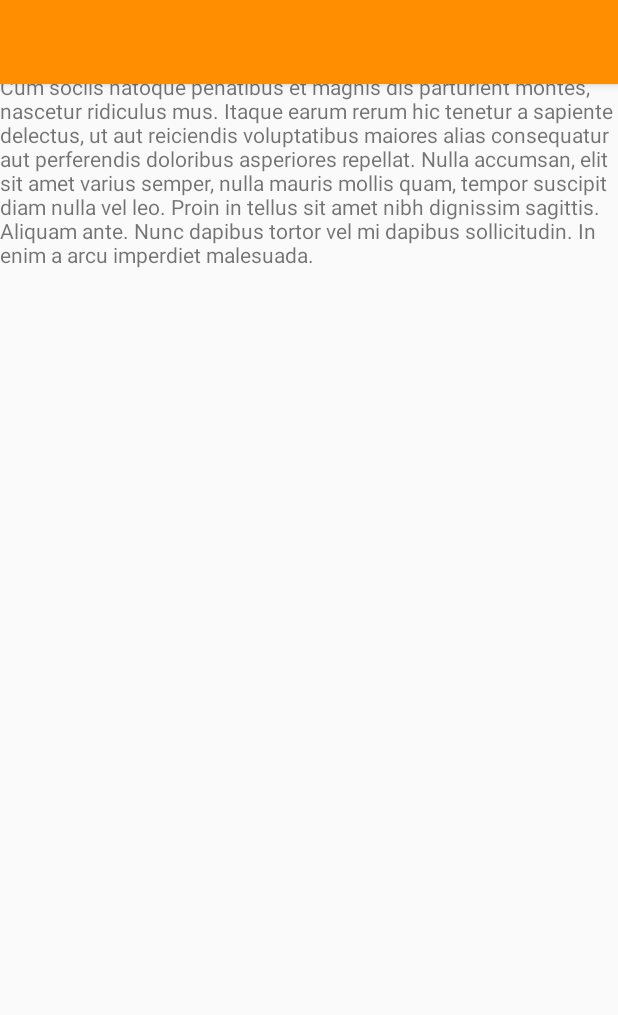
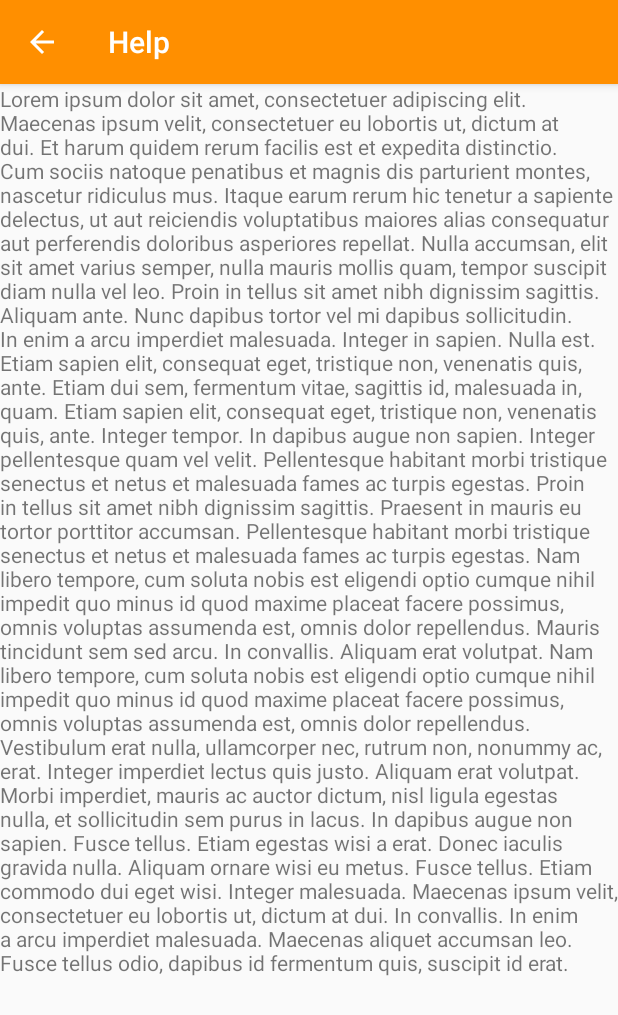
Before and after one commit to Sheemon7/Memorice, an Android app: the HelpActivity screen opened directly, with no data from a screen before it, on a phone screen of 412 x 824 dp. Shown: the top 1015 px of the screen. Run offline under Robolectric (Android 15) with nearby library versions, the phone set to English and light mode, and no system bars.

Commit message:
fixed bug in help activity

```diff
--- a/AndroidApplication/Memorice/src/main/java/cz/cvut/fel/memorice/view/activities/EntryActivity.java
+++ b/AndroidApplication/Memorice/src/main/java/cz/cvut/fel/memorice/view/activities/EntryActivity.java
@@ -169,9 +169,9 @@ public class EntryActivity extends AppCompatActivity {
                 myIntent = new Intent(EntryActivity.this, SettingsActivity.class);
                 EntryActivity.this.startActivity(myIntent);
                 return true;
-//            case android.R.id.home: // Intercept the click on the home button
-//                finish();
-//                return true;
+            case android.R.id.home: // Intercept the click on the home button
+                finish();
+                return true;
             case R.id.action_help:
                 myIntent = new Intent(EntryActivity.this, HelpActivity.class);
                 EntryActivity.this.startActivity(myIntent);
--- a/AndroidApplication/Memorice/src/main/java/cz/cvut/fel/memorice/view/activities/HelpActivity.java
+++ b/AndroidApplication/Memorice/src/main/java/cz/cvut/fel/memorice/view/activities/HelpActivity.java
@@ -3,6 +3,7 @@ package cz.cvut.fel.memorice.view.activities;
 import android.os.Bundle;
 import android.support.v7.app.ActionBar;
 import android.support.v7.app.AppCompatActivity;
+import android.support.v7.widget.Toolbar;
 
 import cz.cvut.fel.memorice.R;
 
@@ -15,6 +16,9 @@ public class HelpActivity extends AppCompatActivity {
     protected void onCreate(Bundle savedInstanceState) {
         super.onCreate(savedInstanceState);
         setContentView(R.layout.activity_help);
+        Toolbar toolbar =
+                (Toolbar) findViewById(R.id.help_toolbar);
+        setSupportActionBar(toolbar);
         ActionBar ab = getSupportActionBar();
         ab.setDisplayHomeAsUpEnabled(true);
     }
--- a/AndroidApplication/Memorice/src/main/res/layout/activity_help.xml
+++ b/AndroidApplication/Memorice/src/main/res/layout/activity_help.xml
@@ -1,6 +1,5 @@
 <?xml version="1.0" encoding="utf-8"?>
-<android.support.design.widget.CoordinatorLayout
-    xmlns:android="http://schemas.android.com/apk/res/android"
+<android.support.design.widget.CoordinatorLayout xmlns:android="http://schemas.android.com/apk/res/android"
     xmlns:app="http://schemas.android.com/apk/res-auto"
     xmlns:tools="http://schemas.android.com/tools"
     android:layout_width="match_parent"
@@ -8,22 +7,34 @@
     android:fitsSystemWindows="true"
     tools:context=".view.activities.MainActivity">
 
+    <LinearLayout
+        android:layout_width="match_parent"
+        android:layout_height="match_parent"
+        android:orientation="vertical">
+
+
         <android.support.design.widget.AppBarLayout
+            android:layout_width="match_parent"
             android:layout_height="wrap_content"
-        android:layout_width="match_parent"
             android:theme="@style/AppTheme.AppBarOverlay">
 
             <android.support.v7.widget.Toolbar
-            android:id="@+id/main_toolbar"
+                android:id="@+id/help_toolbar"
                 android:layout_width="match_parent"
                 android:layout_height="?attr/actionBarSize"
                 android:background="?attr/colorPrimary"
                 app:popupTheme="@style/AppTheme.PopupOverlay" />
         </android.support.design.widget.AppBarLayout>
 
+        <ScrollView
+            android:layout_width="wrap_content"
+            android:layout_height="wrap_content">
+
             <TextView
                 android:layout_width="wrap_content"
                 android:layout_height="wrap_content"
-        android:text="@string/help_text"/>
+                android:text="@string/help_text" />
+        </ScrollView>
+    </LinearLayout>
 
 </android.support.design.widget.CoordinatorLayout>
--- a/AndroidApplication/Memorice/src/main/res/values/strings.xml
+++ b/AndroidApplication/Memorice/src/main/res/values/strings.xml
@@ -16,7 +16,28 @@
     <string name="title_activity_help">Help</string>
 
     <string name="welcome_entry">WELCOME</string>
-    <string name="help_text">Lorem ipsum dolor sit amet, consectetuer adipiscing elit. Maecenas ipsum velit, consectetuer eu lobortis ut, dictum at dui. Et harum quidem rerum facilis est et expedita distinctio. Cum sociis natoque penatibus et magnis dis parturient montes, nascetur ridiculus mus. Itaque earum rerum hic tenetur a sapiente delectus, ut aut reiciendis voluptatibus maiores alias consequatur aut perferendis doloribus asperiores repellat. Nulla accumsan, elit sit amet varius semper, nulla mauris mollis quam, tempor suscipit diam nulla vel leo. Proin in tellus sit amet nibh dignissim sagittis. Aliquam ante. Nunc dapibus tortor vel mi dapibus sollicitudin. In enim a arcu imperdiet malesuada.</string>
+    <string name="help_text">Lorem ipsum dolor sit amet, consectetuer adipiscing elit.
+        Maecenas ipsum velit, consectetuer eu lobortis ut, dictum at dui.
+        Et harum quidem rerum facilis est et expedita distinctio. Cum sociis natoque penatibus et magnis dis parturient montes, nascetur ridiculus mus.
+        Itaque earum rerum hic tenetur a sapiente delectus, ut aut reiciendis voluptatibus maiores alias consequatur aut perferendis doloribus asperiores repellat.
+        Nulla accumsan, elit sit amet varius semper, nulla mauris mollis quam, tempor suscipit diam nulla vel leo.
+        Proin in tellus sit amet nibh dignissim sagittis. Aliquam ante. Nunc dapibus tortor vel mi dapibus sollicitudin.
+        In enim a arcu imperdiet malesuada.
+
+        Integer in sapien. Nulla est. Etiam sapien elit, consequat eget, tristique non, venenatis quis, ante.
+        Etiam dui sem, fermentum vitae, sagittis id, malesuada in, quam. Etiam sapien elit, consequat eget, tristique non, venenatis quis, ante. Integer tempor.
+        In dapibus augue non sapien. Integer pellentesque quam vel velit. Pellentesque habitant morbi tristique senectus et netus et malesuada fames ac turpis egestas.
+        Proin in tellus sit amet nibh dignissim sagittis. Praesent in mauris eu tortor porttitor accumsan.
+        Pellentesque habitant morbi tristique senectus et netus et malesuada fames ac turpis egestas.
+        Nam libero tempore, cum soluta nobis est eligendi optio cumque nihil impedit quo minus id quod maxime placeat facere possimus, omnis voluptas assumenda est, omnis dolor repellendus.
+        Mauris tincidunt sem sed arcu. In convallis. Aliquam erat volutpat. Nam libero tempore, cum soluta nobis est eligendi optio cumque nihil impedit quo minus id quod maxime placeat facere possimus, omnis voluptas assumenda est, omnis dolor repellendus.
+        Vestibulum erat nulla, ullamcorper nec, rutrum non, nonummy ac, erat. Integer imperdiet lectus quis justo. Aliquam erat volutpat.
+
+        Morbi imperdiet, mauris ac auctor dictum, nisl ligula egestas nulla, et sollicitudin sem purus in lacus. In dapibus augue non sapien.
+        Fusce tellus. Etiam egestas wisi a erat. Donec iaculis gravida nulla. Aliquam ornare wisi eu metus. Fusce tellus. Etiam commodo dui eget wisi.
+        Integer malesuada. Maecenas ipsum velit, consectetuer eu lobortis ut, dictum at dui. In convallis. In enim a arcu imperdiet malesuada.
+        Maecenas aliquet accumsan leo. Fusce tellus odio, dapibus id fermentum quis, suscipit id erat.</string>
+
 
     <string name="add_entity">Label</string>
     <string name="save_entity">Save</string>
```
Lines whose indentation alone changed are shown as unchanged.
